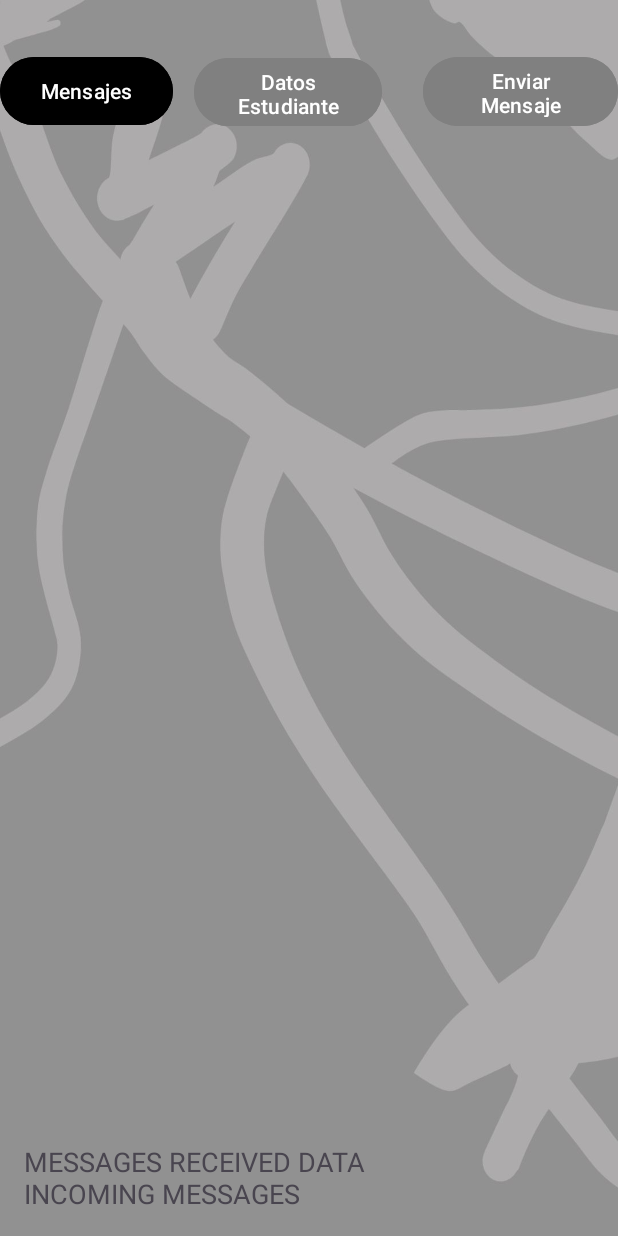
After one commit to weoxz/proyecto-expo-t-cnica, an Android app: the AftherEverything screen opened directly, with no data from a screen before it, on a phone screen of 412 x 824 dp. The commit adds this screen. Run offline under Robolectric (Android 15) with nearby library versions, the phone set to English and light mode, and no system bars.

Commit message:
se añadio AftherEverything con funciones falta enlasarlo a base de datos...

```diff
--- /dev/null
+++ b/app/loginscreen/src/main/java/com/example/loginscreen/AftherEverything.kt
@@ -0,0 +1,80 @@
+package com.example.loginscreen
+
+import android.os.Bundle
+import android.view.View
+import android.widget.Button
+import android.widget.FrameLayout
+import androidx.appcompat.app.AppCompatActivity
+import androidx.core.content.ContextCompat
+
+class AftherEverything : AppCompatActivity() {
+
+    // Declaración de variables para las vistas
+    private lateinit var btnMsj: Button
+    private lateinit var btnDatosEstudiante: Button
+    private lateinit var btnEnviarMensaje: Button
+    private lateinit var contenedorMensajes: FrameLayout
+    private lateinit var contenedorDatos: FrameLayout
+    private lateinit var contenedorEnviar: FrameLayout
+
+    override fun onCreate(savedInstanceState: Bundle?) {
+        super.onCreate(savedInstanceState)
+        setContentView(R.layout.activity_afther_everything)
+
+        // Inicializar vistas
+        initViews()
+
+        // Configurar listeners
+        setupButtonListeners()
+
+        // Mostrar sección de mensajes por defecto
+        mostrarSeccion(1)
+    }
+
+    private fun initViews() {
+        btnMsj = findViewById(R.id.btnMsj)
+        btnDatosEstudiante = findViewById(R.id.btnDatosEstudiante)
+        btnEnviarMensaje = findViewById(R.id.btnEnviarMensaje)
+        contenedorMensajes = findViewById(R.id.contenedorMensajes)
+        contenedorDatos = findViewById(R.id.contenedorDatos)
+        contenedorEnviar = findViewById(R.id.contenedorEnviar)
+    }
+
+    private fun setupButtonListeners() {
+        btnMsj.setOnClickListener { mostrarSeccion(1) }
+        btnDatosEstudiante.setOnClickListener { mostrarSeccion(2) }
+        btnEnviarMensaje.setOnClickListener { mostrarSeccion(3) }
+    }
+
+    private fun mostrarSeccion(seccion: Int) {
+        // Resetear todos los botones a gris
+        resetButtons()
+
+        when (seccion) {
+            1 -> {
+                btnMsj.backgroundTintList = ContextCompat.getColorStateList(this, R.color.black)
+                contenedorMensajes.visibility = View.VISIBLE
+            }
+            2 -> {
+                btnDatosEstudiante.backgroundTintList = ContextCompat.getColorStateList(this, R.color.black)
+                contenedorDatos.visibility = View.VISIBLE
+            }
+            3 -> {
+                btnEnviarMensaje.backgroundTintList = ContextCompat.getColorStateList(this, R.color.black)
+                contenedorEnviar.visibility = View.VISIBLE
+            }
+        }
+    }
+
+    private fun resetButtons() {
+        // Poner todos los botones en gris
+        listOf(btnMsj, btnDatosEstudiante, btnEnviarMensaje).forEach {
+            it.backgroundTintList = ContextCompat.getColorStateList(this, R.color.gray)
+        }
+
+        // Ocultar todos los contenedores excepto el que se activará
+        listOf(contenedorMensajes, contenedorDatos, contenedorEnviar).forEach {
+            it.visibility = View.GONE
+        }
+    }
+}
--- a/app/loginscreen/src/main/java/com/example/loginscreen/ScreenAftherLog.kt
+++ b/app/loginscreen/src/main/java/com/example/loginscreen/ScreenAftherLog.kt
@@ -51,7 +51,7 @@ class ScreenAftherLog : AppCompatActivity() {
         enableEdgeToEdge()
         setContentView(R.layout.activity_screen_afther_log)
         NameComplete = findViewById(R.id.NameComplete)
-        SeccionEstudiante= findViewById(R.id.SeccionEstudiante)
+        SeccionEstudiante = findViewById(R.id.SeccionEstudiante)
 
         // Configuración del TextView existente
         val myTextView = findViewById<TextView>(R.id.textView)
@@ -62,6 +62,10 @@ class ScreenAftherLog : AppCompatActivity() {
             checkPermissionAndSelectImage()
         }
 
+        findViewById<Button>(R.id.NextScrenAfterData).setOnClickListener {
+            val intent = Intent(this, AftherEverything::class.java)
+            startActivity(intent)
+        }
 
         // Manejo de insets
         ViewCompat.setOnApplyWindowInsetsListener(findViewById(R.id.main)) { v, insets ->
@@ -91,7 +95,8 @@ class ScreenAftherLog : AppCompatActivity() {
         }
         pickImageLauncher.launch(intent)
     }
-    fun clickButtonUpdateDB(view: View){
+
+    fun clickButtonUpdateDB(view: View) {
         val url = "http://192.168.100.130/android_mysql_proyectExpotecnica/insertar_Estudiantes.php"
         val queue = Volley.newRequestQueue(this)
 
@@ -110,7 +115,7 @@ class ScreenAftherLog : AppCompatActivity() {
                 )
             }
         }
+//Yo si le se a lo que es programar perrooo!!! posdata No cambie nad
         queue.add(resultadoPost)
-
     }
 }
--- /dev/null
+++ b/app/loginscreen/src/main/res/layout/activity_afther_everything.xml
@@ -0,0 +1,154 @@
+<?xml version="1.0" encoding="utf-8"?>
+<androidx.constraintlayout.widget.ConstraintLayout
+    xmlns:android="http://schemas.android.com/apk/res/android"
+    xmlns:app="http://schemas.android.com/apk/res-auto"
+    xmlns:tools="http://schemas.android.com/tools"
+    android:id="@+id/main"
+    android:layout_width="match_parent"
+    android:layout_height="match_parent"
+    tools:context=".AftherEverything"
+    android:background="@drawable/loginscreeen">
+
+    <!-- Botón Mensajes (posición original) -->
+    <Button
+        android:id="@+id/btnMsj"
+        android:layout_width="115dp"
+        android:layout_height="53dp"
+        android:backgroundTint="@color/black"
+        android:text="Mensajes"
+        android:textColor="@color/white"
+        app:layout_constraintBottom_toBottomOf="parent"
+        app:layout_constraintEnd_toEndOf="parent"
+        app:layout_constraintHorizontal_bias="0.0"
+        app:layout_constraintStart_toStartOf="parent"
+        app:layout_constraintTop_toTopOf="parent"
+        app:layout_constraintVertical_bias="0.044" />
+
+    <!-- Botón Datos Estudiante (posición original) -->
+    <Button
+        android:id="@+id/btnDatosEstudiante"
+        android:layout_width="125dp"
+        android:layout_height="53dp"
+        android:backgroundTint="@color/gray"
+        android:text="Datos Estudiante"
+        android:textColor="@color/white"
+        app:layout_constraintBottom_toBottomOf="parent"
+        app:layout_constraintEnd_toEndOf="parent"
+        app:layout_constraintHorizontal_bias="0.451"
+        app:layout_constraintStart_toStartOf="parent"
+        app:layout_constraintTop_toTopOf="parent"
+        app:layout_constraintVertical_bias="0.045" />
+
+    <!-- Botón Enviar Mensaje (posición original) -->
+    <Button
+        android:id="@+id/btnEnviarMensaje"
+        android:layout_width="130dp"
+        android:layout_height="54dp"
+        android:backgroundTint="@color/gray"
+        android:text="Enviar Mensaje"
+        android:textColor="@color/white"
+        app:layout_constraintBottom_toBottomOf="parent"
+        app:layout_constraintEnd_toEndOf="parent"
+        app:layout_constraintHorizontal_bias="1.0"
+        app:layout_constraintStart_toStartOf="parent"
+        app:layout_constraintTop_toTopOf="parent"
+        app:layout_constraintVertical_bias="0.044" />
+
+    <!-- Contenedores de contenido (ocultos inicialmente) -->
+    <FrameLayout
+        android:id="@+id/contenedorMensajes"
+        android:layout_width="match_parent"
+        android:layout_height="0dp"
+        android:visibility="visible"
+
+        app:layout_constraintBottom_toBottomOf="parent"
+        app:layout_constraintStart_toStartOf="parent"
+        app:layout_constraintEnd_toEndOf="parent">
+
+        <!-- Contenido de Mensajes Recibidos -->
+        <TextView
+            android:layout_width="match_parent"
+            android:layout_height="wrap_content"
+            android:padding="16dp"
+            android:text="MESSAGES RECEIVED DATA\nINCOMING MESSAGES"
+            android:textSize="18sp" />
+    </FrameLayout>
+
+    <FrameLayout
+        android:id="@+id/contenedorDatos"
+        android:layout_width="match_parent"
+        android:layout_height="0dp"
+        android:visibility="gone"
+        app:layout_constraintBottom_toBottomOf="parent"
+        app:layout_constraintStart_toStartOf="parent"
+        app:layout_constraintEnd_toEndOf="parent">
+
+        <!-- Contenido de Datos Estudiante -->
+        <LinearLayout
+            android:layout_width="match_parent"
+            android:layout_height="wrap_content"
+            android:orientation="vertical"
+            android:padding="16dp">
+
+            <TextView
+                android:layout_width="match_parent"
+                android:layout_height="wrap_content"
+                android:text="STUDENT DATA"
+                android:textSize="18sp"/>
+
+            <TextView
+                android:layout_width="match_parent"
+                android:layout_height="wrap_content"
+                android:text="NOMBRE:"/>
+
+            <TextView
+                android:layout_width="match_parent"
+                android:layout_height="wrap_content"
+                android:text="NUMERO DE CEDULA:"/>
+
+            <TextView
+                android:layout_width="match_parent"
+                android:layout_height="wrap_content"
+                android:text="CORREO ELECTRONICO:"/>
+
+            <TextView
+                android:layout_width="match_parent"
+                android:layout_height="wrap_content"
+                android:text="SEXO:"/>
+        </LinearLayout>
+    </FrameLayout>
+
+    <FrameLayout
+        android:id="@+id/contenedorEnviar"
+        android:layout_width="match_parent"
+        android:layout_height="0dp"
+        android:visibility="gone"
+        app:layout_constraintBottom_toBottomOf="parent"
+        app:layout_constraintStart_toStartOf="parent"
+        app:layout_constraintEnd_toEndOf="parent">
+
+        <!-- Contenido de Enviar Mensaje -->
+        <LinearLayout
+            android:layout_width="match_parent"
+            android:layout_height="wrap_content"
+            android:orientation="vertical"
+            android:padding="16dp">
+
+            <TextView
+                android:layout_width="match_parent"
+                android:layout_height="wrap_content"
+                android:text="SEND MESSAGES"
+                android:textSize="18sp"/>
+
+            <EditText
+                android:layout_width="match_parent"
+                android:layout_height="wrap_content"
+                android:hint="Escribe tu mensaje"/>
+
+            <Button
+                android:layout_width="wrap_content"
+                android:layout_height="wrap_content"
+                android:text="SEND"/>
+        </LinearLayout>
+    </FrameLayout>
+</androidx.constraintlayout.widget.ConstraintLayout>
--- a/app/loginscreen/src/main/res/layout/activity_screen_afther_log.xml
+++ b/app/loginscreen/src/main/res/layout/activity_screen_afther_log.xml
@@ -7,37 +7,37 @@
     android:layout_height="match_parent"
     android:background="@drawable/loginscreeen"
     android:onClick="clickButtonUpdateDB"
-    tools:context=".ScreenAftherLog"
     tools:layout_editor_absoluteX="11dp"
-    tools:layout_editor_absoluteY="0dp">
+    tools:layout_editor_absoluteY="0dp"
+    >
 
 
     <EditText
         android:id="@+id/NameComplete"
         android:layout_width="238dp"
         android:layout_height="53dp"
-        android:elevation="22dp"
+        android:elevation="1dp"
         android:textSize="15dp"
         app:layout_constraintBottom_toBottomOf="parent"
         app:layout_constraintEnd_toEndOf="parent"
         app:layout_constraintHorizontal_bias="0.907"
         app:layout_constraintStart_toStartOf="parent"
         app:layout_constraintTop_toTopOf="parent"
-        app:layout_constraintVertical_bias="0.038" />
+        app:layout_constraintVertical_bias="0.042" />
 
     <TextView
         android:id="@+id/textView"
         android:layout_width="379dp"
         android:layout_height="53dp"
         android:background="@drawable/rounded_box"
-        android:elevation="12dp"
+
         android:gravity="center"
         android:text="Nombre completo:                                                                     "
         app:layout_constraintBottom_toBottomOf="parent"
         app:layout_constraintEnd_toEndOf="parent"
         app:layout_constraintStart_toStartOf="parent"
         app:layout_constraintTop_toTopOf="parent"
-        app:layout_constraintVertical_bias="0.038" />
+        app:layout_constraintVertical_bias="0.042" />
 
     <TextView
         android:id="@+id/DNIStudent"
@@ -58,7 +58,7 @@
         android:layout_width="379dp"
         android:layout_height="53dp"
         android:background="@drawable/rounded_box"
-        android:elevation="12dp"
+
         android:gravity="center"
         android:text="Sección:                                                                                        "
         app:layout_constraintBottom_toBottomOf="parent"
@@ -71,7 +71,7 @@
         android:id="@+id/SeccionEstudiante"
         android:layout_width="297dp"
         android:layout_height="57dp"
-        android:elevation="22dp"
+        android:elevation="1dp"
         android:textSize="15dp"
         app:layout_constraintBottom_toBottomOf="parent"
         app:layout_constraintEnd_toEndOf="parent"
@@ -82,16 +82,16 @@
 
     <Button
         android:id="@+id/btnSelectImage"
-        android:layout_width="120dp"
-        android:layout_height="40dp"
+        android:layout_width="289dp"
+        android:layout_height="20dp"
         android:elevation="12dp"
         android:text="Seleccionar"
         app:layout_constraintBottom_toBottomOf="parent"
         app:layout_constraintEnd_toEndOf="parent"
-        app:layout_constraintHorizontal_bias="0.182"
+        app:layout_constraintHorizontal_bias="0.606"
         app:layout_constraintStart_toStartOf="parent"
         app:layout_constraintTop_toTopOf="parent"
-        app:layout_constraintVertical_bias="0.409" />
+        app:layout_constraintVertical_bias="0.27" />
 
     <ImageView
         android:id="@+id/imagePreview"
@@ -107,11 +107,24 @@
         android:layout_width="144dp"
         android:layout_height="39dp"
         android:onClick="clickButtonUpdateDB"
-        android:text="ingresar datos"
+        android:text="Subir datos"
         app:layout_constraintBottom_toBottomOf="parent"
         app:layout_constraintEnd_toEndOf="parent"
-        app:layout_constraintHorizontal_bias="0.752"
+        app:layout_constraintHorizontal_bias="0.82"
         app:layout_constraintStart_toStartOf="parent"
         app:layout_constraintTop_toTopOf="parent"
-        app:layout_constraintVertical_bias="0.408" />
+        app:layout_constraintVertical_bias="0.43" />
+
+    <Button
+        android:id="@+id/NextScrenAfterData"
+        android:layout_width="144dp"
+        android:layout_height="39dp"
+        android:onClick="clickButtonUpdateDB"
+        android:text="Ingresar"
+        app:layout_constraintBottom_toBottomOf="parent"
+        app:layout_constraintEnd_toEndOf="parent"
+        app:layout_constraintHorizontal_bias="0.22"
+        app:layout_constraintStart_toStartOf="parent"
+        app:layout_constraintTop_toTopOf="parent"
+        app:layout_constraintVertical_bias="0.43" />
 </androidx.constraintlayout.widget.ConstraintLayout>
--- a/app/loginscreen/src/main/res/values/colors.xml
+++ b/app/loginscreen/src/main/res/values/colors.xml
@@ -2,4 +2,6 @@
 <resources>
     <color name="black">#FF000000</color>
     <color name="white">#FFFFFFFF</color>
+    <color name="gray">#FF808080</color>
+    <color name="gray_light">#FFEEEEEE</color>
 </resources>
```
Also changed, not shown: app/loginscreen/build.gradle.kts (+11 -2 lines), app/loginscreen/src/main/AndroidManifest.xml (+16 -16 lines), 1 other file.
